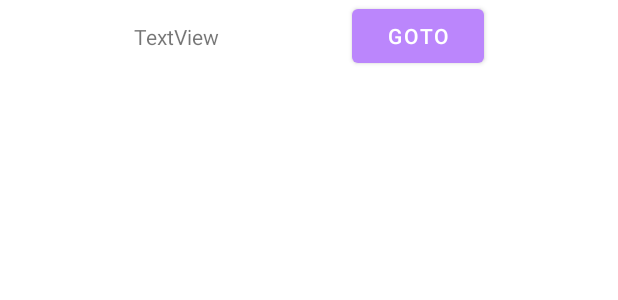
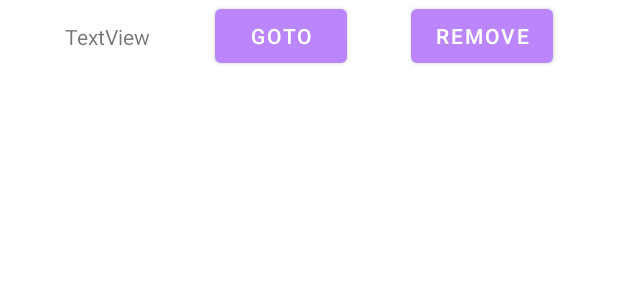
Before and after one commit to mvnuela/VirtualFridge, an Android app: the layout receipt_row.xml on its own in the app's theme, with its tools: preview values and no code run, on a phone screen of 412 x 824 dp. Shown: the top 300 px of the screen. Run offline under Robolectric (Android 15) with nearby library versions, the phone set to English and light mode, and no system bars.

Commit message:
remove receipts

```diff
--- a/app/src/main/java/com/am/virtualfridge/receipts/FavReceiptsAdapter.kt
+++ b/app/src/main/java/com/am/virtualfridge/receipts/FavReceiptsAdapter.kt
@@ -38,6 +38,9 @@ class FavReceiptsAdapter (private val receiptList:ArrayList<Receipt>, val contex
             intent.putExtra("Url",currentItem.link)
             context.startActivity(intent)
         }
+        holder.rootView.findViewById<Button>(R.id.rm).setOnClickListener{
+            Log.i("usunalem","wykryto prosbe o usuniecie")
+        }
 
     }
 }
--- a/app/src/main/res/layout/receipt_row.xml
+++ b/app/src/main/res/layout/receipt_row.xml
@@ -23,7 +23,17 @@
         android:onClick="goToWb"
         android:text="goTo"
         app:layout_constraintBottom_toBottomOf="parent"
-        app:layout_constraintEnd_toEndOf="parent"
+        app:layout_constraintEnd_toStartOf="@+id/rm"
         app:layout_constraintStart_toEndOf="@+id/receiptName"
         app:layout_constraintTop_toTopOf="parent" />
+
+    <Button
+        android:id="@+id/rm"
+        android:layout_width="wrap_content"
+        android:layout_height="wrap_content"
+        android:text="Remove"
+        app:layout_constraintBottom_toBottomOf="parent"
+        app:layout_constraintEnd_toEndOf="parent"
+        app:layout_constraintStart_toEndOf="@+id/goTo"
+        app:layout_constraintTop_toTopOf="parent" />
 </androidx.constraintlayout.widget.ConstraintLayout>
```
